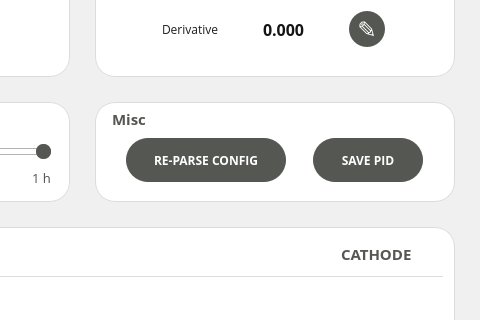
First picture: the form in src/mainwindow.ui, repository Bridge12Technologies/Gyrotron-Control-System---OLD, before the edit; both pictures show x 700 to 1180 and y 216 to 536 of the 1180 by 717 pixel window.
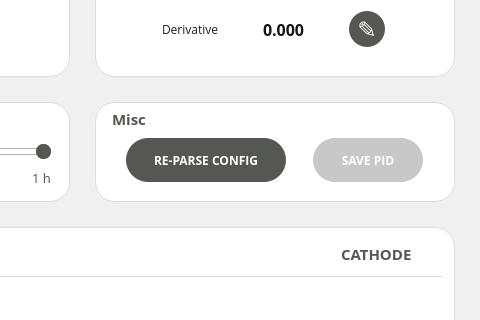
Second picture: the form after the edit. The open tabs and pages were chosen to show the change. Icons and pictures are not drawn. Custom widgets are drawn as their Qt base class.

```diff
--- a/src/mainwindow.ui
+++ b/src/mainwindow.ui
@@ -6575,6 +6575,9 @@
            </item>
            <item>
             <widget class="QPushButton" name="save_pid_button">
+             <property name="enabled">
+              <bool>false</bool>
+             </property>
              <property name="minimumSize">
               <size>
                <width>110</width>
```
Left out of the diff: 2 changed lines with no effect on the pictures.
